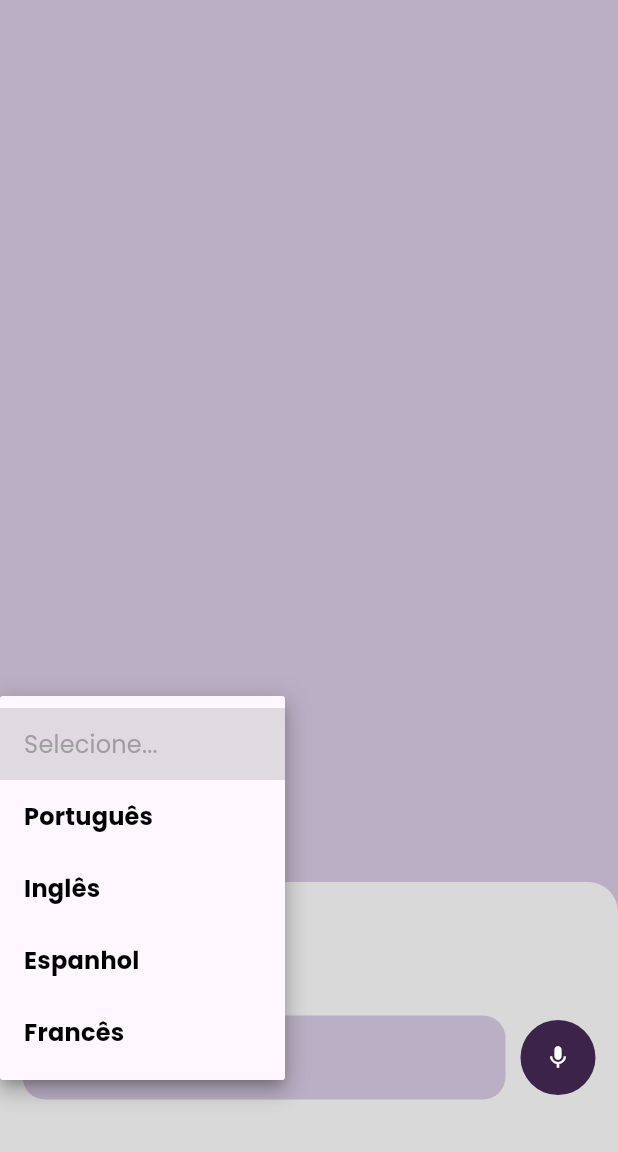
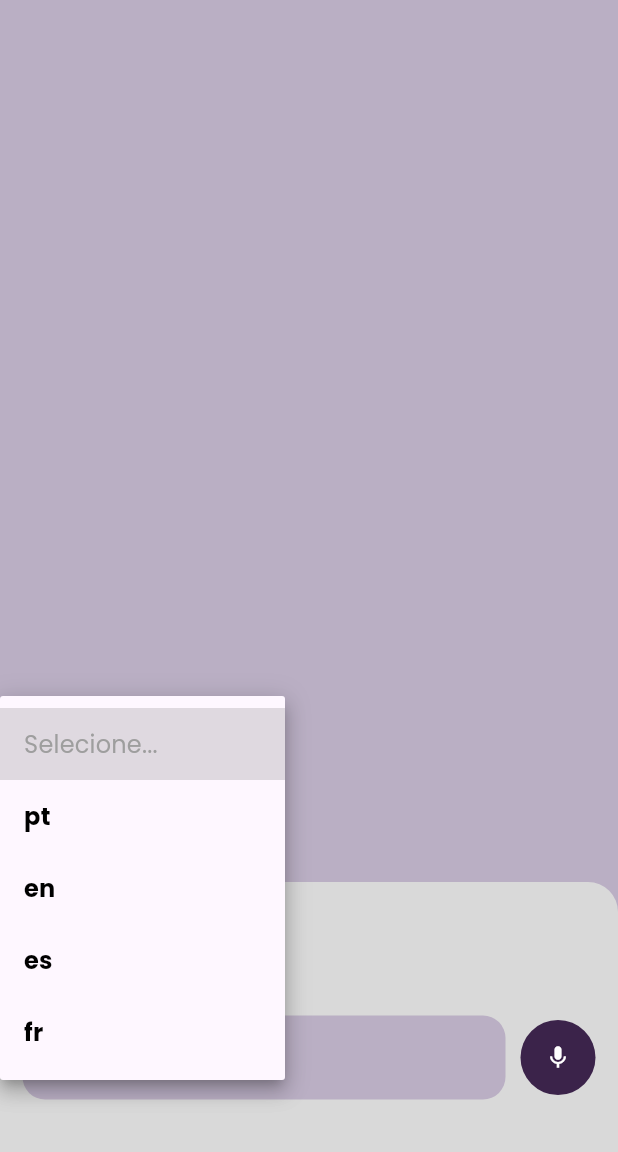
Before and after one commit to nickolas-silva/TranSpeach, a Flutter app: the screen it shows after launch, after a tap on "Selecione...", on a phone screen of 412 x 824 dp, the part 84-1236 px from its top. Run offline on Flutter 3.47's test engine with Material 3 defaults, Android fonts, the phone set to English and light mode, and no system bars; our stand-ins replace audioplayers, flutter_svg, get, permission_handler, sqflite; missing offline and left inert: dart:ffi, flutter_sound; accounts and stored records are empty.

Commit message:
serviço de tradução funcionando

```diff
--- a/lib/app/core/constants/tab/tab_idiomas.dart
+++ b/lib/app/core/constants/tab/tab_idiomas.dart
@@ -1,8 +1,8 @@
-class TabIdiomas{
+class TabIdiomas {
   static const List<String> idiomas = [
-    "Português",
-    "Inglês",
-    "Espanhol",
-    "Francês",
+    "pt",
+    "en",
+    "es",
+    "fr",
   ];
 }
--- a/lib/app/ui/components/language_dropdown.dart
+++ b/lib/app/ui/components/language_dropdown.dart
@@ -7,23 +7,20 @@ class LanguageDropdown extends StatefulWidget {
   final Function(String? value) onChanged;
   final String? value;
 
-
-  const LanguageDropdown({
-    super.key,
-    required this.onChanged,
-    required this.value
-  });
+  const LanguageDropdown(
+      {super.key, required this.onChanged, required this.value});
 
   @override
   State<LanguageDropdown> createState() => _LanguageDropdownState();
 }
 
 class _LanguageDropdownState extends State<LanguageDropdown> {
-  final List<DropdownMenuItem<String>> _dropDownMenuItens = buildDropdownMenuItens(TabIdiomas.idiomas);
+  final List<DropdownMenuItem<String>> _dropDownMenuItens =
+      buildDropdownMenuItens(TabIdiomas.idiomas);
 
-   @override
-   Widget build(BuildContext context) {
-    return Container(
+  @override
+  Widget build(BuildContext context) {
+    return SizedBox(
       width: 150,
       child: DropdownButtonFormField<String>(
         decoration: const InputDecoration(
@@ -45,6 +42,4 @@ class _LanguageDropdownState extends State<LanguageDropdown> {
       ),
     );
   }
-
-
 }
```
Also changed, not shown: lib/app/controllers/home_controller.dart (+21 -2 lines), lib/app/ui/pages/home_page.dart (+7 -5 lines).
